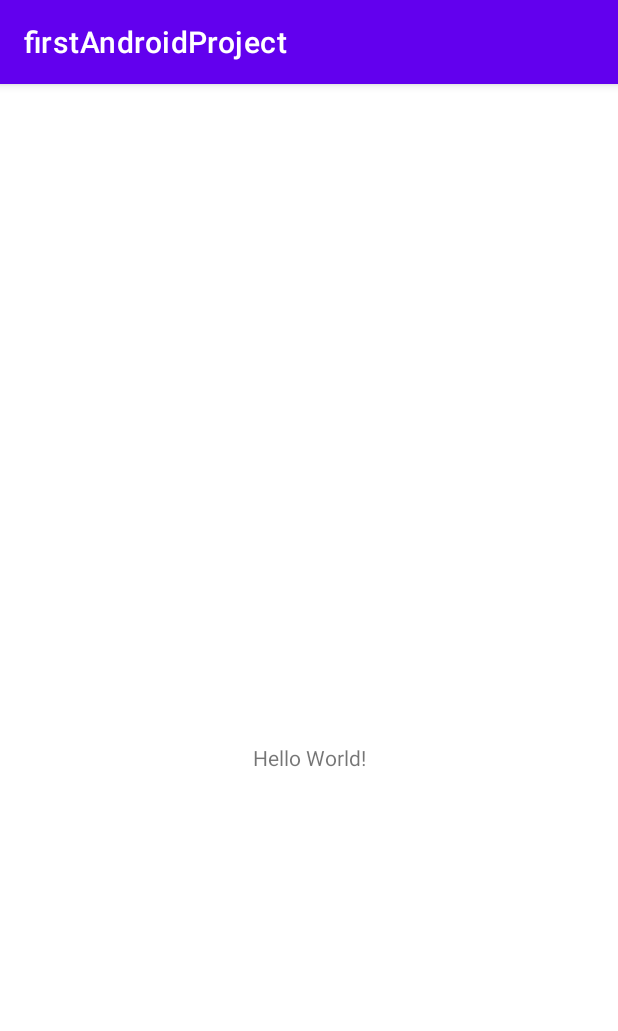
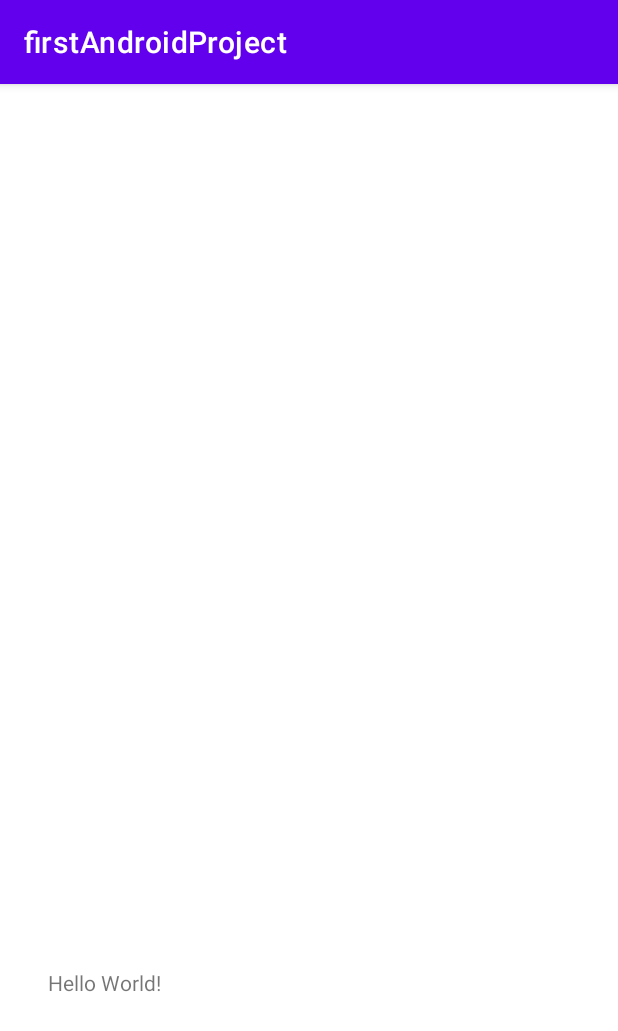
Before and after one commit to zzkyyds/firstAndroidProject, an Android app: the screen it shows after launch (MainActivity), on a phone screen of 412 x 824 dp. Shown: the top 1031 px of the screen. Run offline under Robolectric (Android 15) with nearby library versions, the phone set to English and light mode, and no system bars.

```diff
--- a/app/src/main/res/layout/activity_main.xml
+++ b/app/src/main/res/layout/activity_main.xml
@@ -12,8 +12,9 @@
         android:text="Hello World!"
         app:layout_constraintBottom_toBottomOf="parent"
         app:layout_constraintEnd_toEndOf="parent"
+        app:layout_constraintHorizontal_bias="0.095"
         app:layout_constraintStart_toStartOf="parent"
         app:layout_constraintTop_toTopOf="parent"
-        app:layout_constraintVertical_bias="0.587" />
+        app:layout_constraintVertical_bias="0.787" />
 
 </androidx.constraintlayout.widget.ConstraintLayout>
```
Also changed, not shown: app/src/main/res/xml/data_extraction_rules.xml (added, +19 -0 lines).
